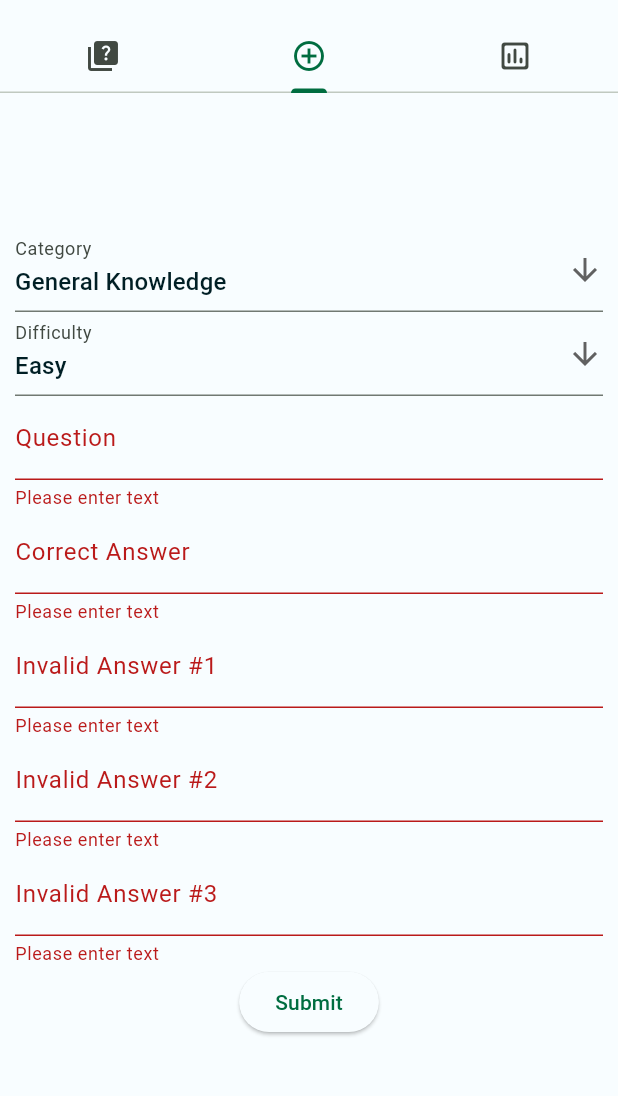
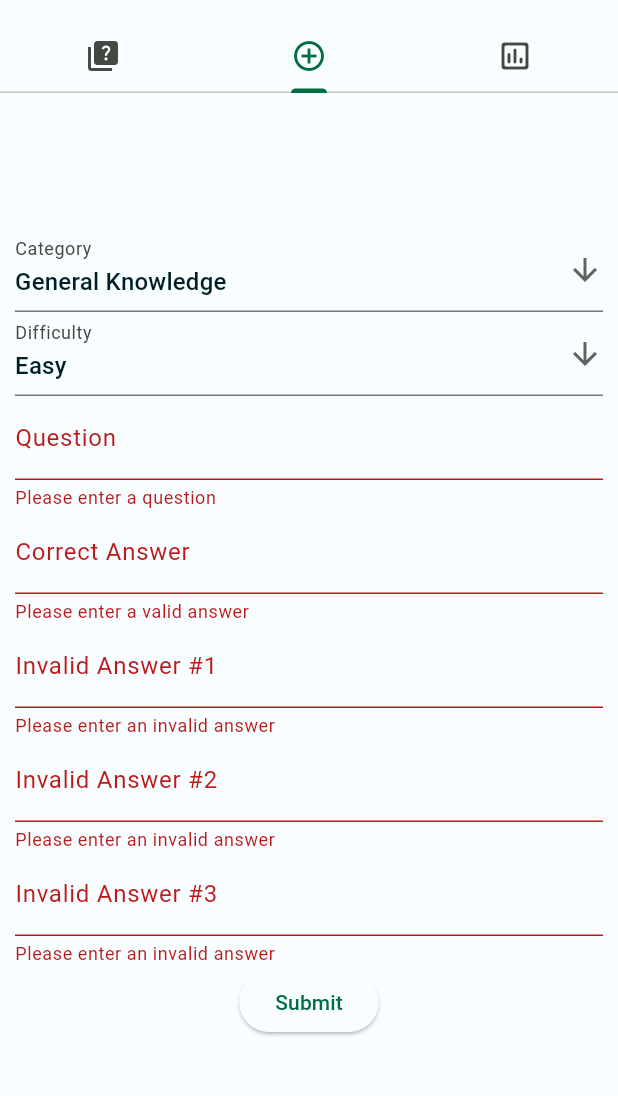
Before and after one commit to theGreyPilgrim42/PubPuzzler, a Flutter app: the screen it shows after launch, tab 2 chosen, after a tap on "Submit", on a phone screen of 412 x 824 dp, the part 63-1159 px from its top. Run offline on Flutter 3.47's test engine with Material 3 defaults, Android fonts, the phone set to English and light mode, and no system bars; our stand-ins replace html_unescape.

Commit message:
feat: Create Question when submitting AddQuestionForm

```diff
--- a/lib/presenter/add_question_widget.dart
+++ b/lib/presenter/add_question_widget.dart
@@ -1,5 +1,8 @@
 import 'package:flutter/material.dart';
 import 'package:pub_puzzler/domain/question.dart';
+import 'package:pub_puzzler/domain/question_repository.dart';
+
+enum CreationState { creating, loading, done}
 
 class AddQuestionForm extends StatefulWidget {
   const AddQuestionForm({
@@ -19,8 +22,10 @@ class AddQuestionState extends State<AddQuestionForm> {
   final incorrectAnswerOneController = TextEditingController();
   final incorrectAnswerTwoController = TextEditingController();
   final incorrectAnswerThreeController = TextEditingController();
+  final QuestionRepository questionRepository = QuestionRepository();
   late Category chosenCategory;
   late Difficulty chosenDifficulty;
+  CreationState creationState = CreationState.creating;
 
   void setCategory(String category) {
     setState(() {
@@ -55,16 +60,14 @@ class AddQuestionState extends State<AddQuestionForm> {
             mainAxisSize: MainAxisSize.min,
             crossAxisAlignment: CrossAxisAlignment.center,
             children: [
-            // TODO: Default type is multiple!!
               CustomDropdownButton(list: Category.values.map((e) => e.name.toString()).toList(), hint: 'Category', callback: setCategory),
               CustomDropdownButton(list: Difficulty.values.map((e) => e.name.toString()).toList(), hint: 'Difficulty', callback: setDifficulty),
               TextFormField(
                 controller: questionController,
                 decoration: const InputDecoration(
                   labelText: 'Question'
-              ),
-              validator: (String? value) {
-                return (value == null || value.isEmpty) ? 'Please enter text' : null;
+                ),                validator: (String? value) {
+                  return (value == null || value.isEmpty) ? 'Please enter a question' : null;
                 },
               ),TextFormField(
                 controller: correctAnswerController,
@@ -72,7 +75,7 @@ class AddQuestionState extends State<AddQuestionForm> {
                   labelText: 'Correct Answer'
                 ),
                 validator: (String? value) {
-                return (value == null || value.isEmpty) ? 'Please enter text' : null;
+                  return (value == null || value.isEmpty) ? 'Please enter a valid answer' : null;
                 },
               ),
               TextFormField(
@@ -81,7 +84,7 @@ class AddQuestionState extends State<AddQuestionForm> {
                   labelText: 'Invalid Answer #1'
                 ),
                 validator: (String? value) {
-                return (value == null || value.isEmpty) ? 'Please enter text' : null;
+                  return (value == null || value.isEmpty) ? 'Please enter an invalid answer' : null;
                 },
               ),
               TextFormField(
@@ -90,7 +93,7 @@ class AddQuestionState extends State<AddQuestionForm> {
                   labelText: 'Invalid Answer #2'
                 ),
                 validator: (String? value) {
-                return (value == null || value.isEmpty) ? 'Please enter text' : null;
+                  return (value == null || value.isEmpty) ? 'Please enter an invalid answer' : null;
                 },
               ),
               TextFormField(
@@ -99,23 +102,22 @@ class AddQuestionState extends State<AddQuestionForm> {
                   labelText: 'Invalid Answer #3'
                 ),
                 validator: (String? value) {
-                return (value == null || value.isEmpty) ? 'Please enter text' : null;
+                  return (value == null || value.isEmpty) ? 'Please enter an invalid answer' : null;
                 },
               ),
               ElevatedButton(
-              onPressed: () {
+                onPressed: () async {
                   if (_formKey.currentState!.validate()) {
+                    setState(() {
+                      creationState = CreationState.loading;
+                    });
                     _formKey.currentState!.save();
-                  ScaffoldMessenger.of(context).showSnackBar(
-                    const SnackBar(content: Text('Processing Data...')),
-                  );
-                  debugPrint('Category: $chosenCategory');
-                  debugPrint('Difficulty: $chosenDifficulty');
-                  debugPrint('Question: ${questionController.text}');
-                  debugPrint('Correct Answer: ${correctAnswerController.text}');
-                  debugPrint('Incorrect Answer 1: ${incorrectAnswerOneController.text}');
-                  debugPrint('Incorrect Answer 2: ${incorrectAnswerTwoController.text}');
-                  debugPrint('Incorrect Answer 3: ${incorrectAnswerThreeController.text}');
+                    List<String> incorrectAnswers = [incorrectAnswerOneController.text, incorrectAnswerTwoController.text, incorrectAnswerThreeController.text];
+                    Question question = Question(chosenCategory, 'multiple', chosenDifficulty, questionController.text, correctAnswerController.text, incorrectAnswers);
+                    await questionRepository.addQuestion(question);
+                    setState(() {
+                      creationState = CreationState.done;
+                    });
                   }
                 },
                 child: const Text('Submit'),
```
Lines whose indentation alone changed are shown as unchanged.
